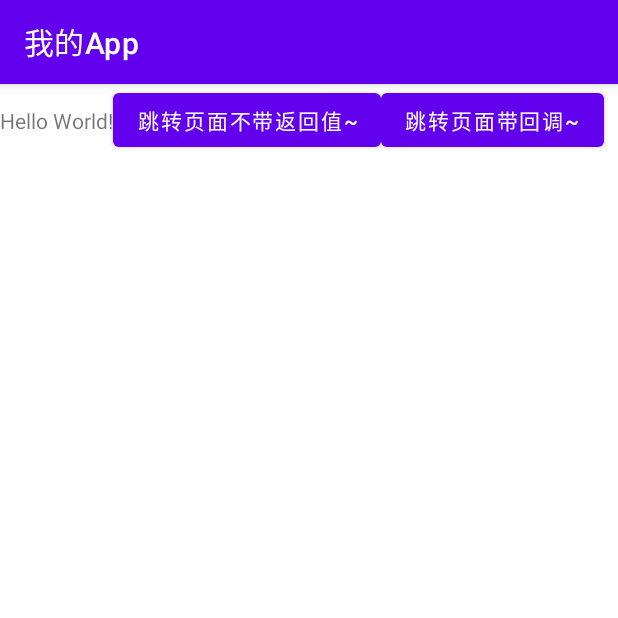
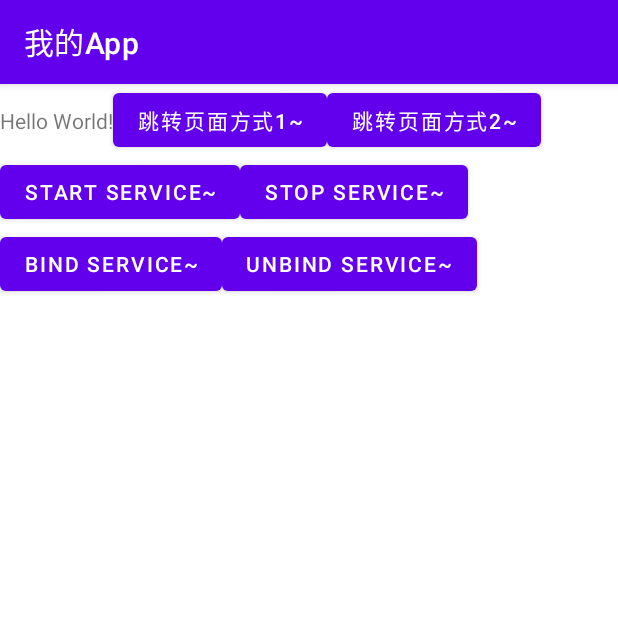
Before and after one commit to kanluo91/workspace_study, an Android app: the screen it shows after launch (MainActivity), on a phone screen of 412 x 824 dp, the top half of it. Run offline under Robolectric (Android 15) with nearby library versions, the phone set to English and light mode, and no system bars; 2 statements that could not run were skipped.

Commit message:
四大组件之：Service

```diff
--- a/android/app/src/main/java/com/example/myapp/MainActivity.java
+++ b/android/app/src/main/java/com/example/myapp/MainActivity.java
@@ -1,16 +1,27 @@
 package com.example.myapp;
-
+import androidx.activity.result.ActivityResult;
+import androidx.activity.result.ActivityResultCallback;
+import androidx.activity.result.ActivityResultLauncher;
+import androidx.activity.result.contract.ActivityResultContract;
+import androidx.activity.result.contract.ActivityResultContracts;
 import androidx.annotation.Nullable;
 import androidx.appcompat.app.AppCompatActivity;
 
+import android.content.ComponentName;
+import android.content.Context;
 import android.content.Intent;
+import android.content.ServiceConnection;
 import android.os.Bundle;
+import android.os.IBinder;
 import android.util.Log;
 import android.view.View;
 import android.widget.Button;
 import android.widget.TextView;
 
 import com.example.myapp.databinding.ActivityMainBinding;
+import com.example.myapp.service.MyBinder;
+import com.example.myapp.service.MyService;
+import com.example.myapp.service.StringUtils;
 
 public class MainActivity extends AppCompatActivity {
 
@@ -19,9 +30,55 @@ public class MainActivity extends AppCompatActivity {
         System.loadLibrary("myapp");
     }
 
+    private String logTag = "TTTTTTTT";
+
     private ActivityMainBinding binding;
 
     private  TextView tv_showResult;
+
+    private  MyBinder myBinder;
+
+    private ServiceConnection serviceConnection;
+    private View.OnClickListener listener = new View.OnClickListener() {
+        @Override
+        public void onClick(View v) {
+            int vid = v.getId();
+            if(vid == R.id.btn3){   // start service
+                Log.i(StringUtils.logTag,"点击了按钮" + "start service");
+                Intent intent = new Intent(MainActivity.this,MyService.class);
+                startService(intent);
+            }else if(vid == R.id.btn4){ // stop service
+                Log.i(StringUtils.logTag,"点击了按钮" + "stop service");
+                Intent intent = new Intent(MainActivity.this,MyService.class);
+                stopService(intent);
+            }else if(vid == R.id.btn5){ // bind service
+                Log.i(StringUtils.logTag,"点击了按钮" + "bind service");
+
+                Intent intent = new Intent(MainActivity.this,MyService.class);
+                serviceConnection = new ServiceConnection() {
+                    @Override
+                    public void onServiceConnected(ComponentName name, IBinder service) {
+                        Log.i(StringUtils.logTag,"[ServiceConnection]-[onServiceConnected]");
+                        if(service instanceof MyBinder){
+                            myBinder = (MyBinder) service;
+                            Log.i(StringUtils.logTag,"[ServiceConnection]-[service是MyBinder]");
+                        }
+                    }
+
+                    @Override
+                    public void onServiceDisconnected(ComponentName name) {
+                        Log.i(StringUtils.logTag,"[ServiceConnection]-[onServiceDisconnected]");
+
+                    }
+                };
+                bindService(intent, serviceConnection, Context.BIND_AUTO_CREATE);
+
+            }else if(vid == R.id.btn6){ // unbind service
+                Log.i(StringUtils.logTag,"点击了按钮" + "unbind service");
+                unbindService(serviceConnection);
+            }
+        }
+    };
 
     @Override
     protected void onCreate(Bundle savedInstanceState) {
@@ -34,13 +91,30 @@ public class MainActivity extends AppCompatActivity {
         tv_showResult = binding.sampleText;
         tv_showResult.setText(stringFromJNI());
 
+
+        demo_activity();
+        demo_Service();
+
+    }
+
+    private void demo_activity(){
+        ActivityResultLauncher launcher = registerForActivityResult(new ActivityResultContracts.StartActivityForResult(), new ActivityResultCallback<ActivityResult>() {
+            @Override
+            public void onActivityResult(ActivityResult o) {
+
+                String params = "回调" + String.valueOf(o.getData().getIntExtra("age",-1));
+                tv_showResult.setText(params);
+            }
+        });
+
         Button btn1 = findViewById(R.id.btn1);
         btn1.setOnClickListener(new View.OnClickListener() {
             @Override
             public void onClick(View view) {
                 Intent intent = new Intent(MainActivity.this,LoginActivity.class);
                 intent.putExtra("name","kkluo");
-                startActivity(intent);
+                launcher.launch(intent);
+
             }
         });
 
@@ -54,6 +128,17 @@ public class MainActivity extends AppCompatActivity {
                 setResult(1,intent);
             }
         });
+    }
+
+    private void demo_Service(){
+        Button btn3 = findViewById(R.id.btn3);
+        Button btn4 = findViewById(R.id.btn4);
+        Button btn5 = findViewById(R.id.btn5);
+        Button btn6 = findViewById(R.id.btn6);
+        btn3.setOnClickListener(listener);
+        btn4.setOnClickListener(listener);
+        btn5.setOnClickListener(listener);
+        btn6.setOnClickListener(listener);
 
     }
 
--- /dev/null
+++ b/android/app/src/main/java/com/example/myapp/service/StringUtils.java
@@ -0,0 +1,5 @@
+package com.example.myapp.service;
+
+public class StringUtils {
+    public static String logTag = "我的App";
+}
--- a/android/app/src/main/res/layout/activity_main.xml
+++ b/android/app/src/main/res/layout/activity_main.xml
@@ -1,10 +1,10 @@
 <?xml version="1.0" encoding="utf-8"?>
-<LinearLayout tools:context=".MainActivity"
+<LinearLayout xmlns:android="http://schemas.android.com/apk/res/android"
+    xmlns:tools="http://schemas.android.com/tools"
     android:layout_width="match_parent"
     android:layout_height="match_parent"
     android:orientation="vertical"
-    xmlns:tools="http://schemas.android.com/tools"
-    xmlns:android="http://schemas.android.com/apk/res/android">
+    tools:context=".MainActivity">
 
     <!--    第一行-->
     <LinearLayout
@@ -17,7 +17,8 @@
             android:id="@+id/sample_text"
             android:layout_width="wrap_content"
             android:layout_height="wrap_content"
-        android:text="Hello World!"/>
+            android:text="Hello World!" />
+
         <Button
             android:id="@+id/btn1"
             android:layout_width="wrap_content"
@@ -25,6 +26,7 @@
             android:text="@string/btnName"
             tools:layout_editor_absoluteX="164dp"
             tools:layout_editor_absoluteY="470dp" />
+
         <Button
             android:id="@+id/btn2"
             android:layout_width="wrap_content"
@@ -33,6 +35,54 @@
             tools:layout_editor_absoluteX="164dp"
             tools:layout_editor_absoluteY="470dp" />
 
+    </LinearLayout>
+
+    <!--    第二行-->
+    <LinearLayout
+        android:layout_width="match_parent"
+        android:layout_height="wrap_content"
+        android:orientation="horizontal"
+        tools:ignore="UselessParent">
+
+        <Button
+            android:id="@+id/btn3"
+            android:layout_width="wrap_content"
+            android:layout_height="wrap_content"
+            android:text="@string/btnName3"
+            tools:layout_editor_absoluteX="164dp"
+            tools:layout_editor_absoluteY="470dp" />
+
+        <Button
+            android:id="@+id/btn4"
+            android:layout_width="wrap_content"
+            android:layout_height="wrap_content"
+            android:text="@string/btnName4"
+            tools:layout_editor_absoluteX="164dp"
+            tools:layout_editor_absoluteY="470dp" />
+    </LinearLayout>
+
+    <!--    第三行-->
+    <LinearLayout
+        android:layout_width="match_parent"
+        android:layout_height="wrap_content"
+        android:orientation="horizontal"
+        tools:ignore="UselessParent">
+
+        <Button
+            android:id="@+id/btn5"
+            android:layout_width="wrap_content"
+            android:layout_height="wrap_content"
+            android:text="@string/btnName5"
+            tools:layout_editor_absoluteX="164dp"
+            tools:layout_editor_absoluteY="470dp" />
+
+        <Button
+            android:id="@+id/btn6"
+            android:layout_width="wrap_content"
+            android:layout_height="wrap_content"
+            android:text="@string/btnName6"
+            tools:layout_editor_absoluteX="164dp"
+            tools:layout_editor_absoluteY="470dp" />
     </LinearLayout>
 
 </LinearLayout>
--- a/android/app/src/main/res/values/strings.xml
+++ b/android/app/src/main/res/values/strings.xml
@@ -1,7 +1,11 @@
 <resources>
     <string name="app_name">我的App</string>
-    <string name="btnName">跳转页面不带返回值~</string>
-    <string name="btnName2">跳转页面带回调~</string>
+    <string name="btnName">跳转页面方式1~</string>
+    <string name="btnName2">跳转页面方式2~</string>
+    <string name="btnName3">Start Service~</string>
+    <string name="btnName4">Stop Service~</string>
+    <string name="btnName5">Bind Service~</string>
+    <string name="btnName6">UnBind Service~</string>
     <string name="showfixedstr">获取的传参</string>
     <string name="finishPage">Finish当前页</string>
 </resources>
```
Also changed, not shown: android/app/src/main/AndroidManifest.xml (+8 -0 lines), android/app/src/main/java/com/example/myapp/service/MyBinder.java (added, +17 -0 lines), android/app/src/main/java/com/example/myapp/service/MyIntentService.java (added, +93 -0 lines), android/app/src/main/java/com/example/myapp/service/MyService.java (added, +48 -0 lines). Lines whose indentation alone changed are shown as unchanged.
